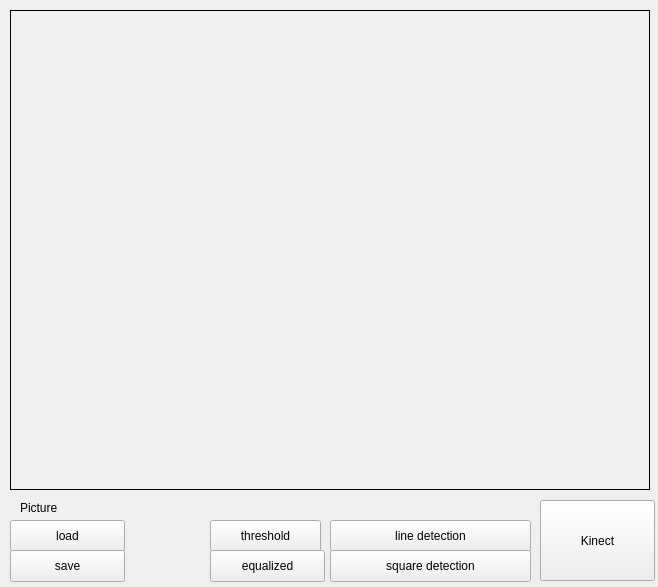
Old version of the form ui/mainwindow.ui in the repository najlepsiwebdesigner/opencv-lab.
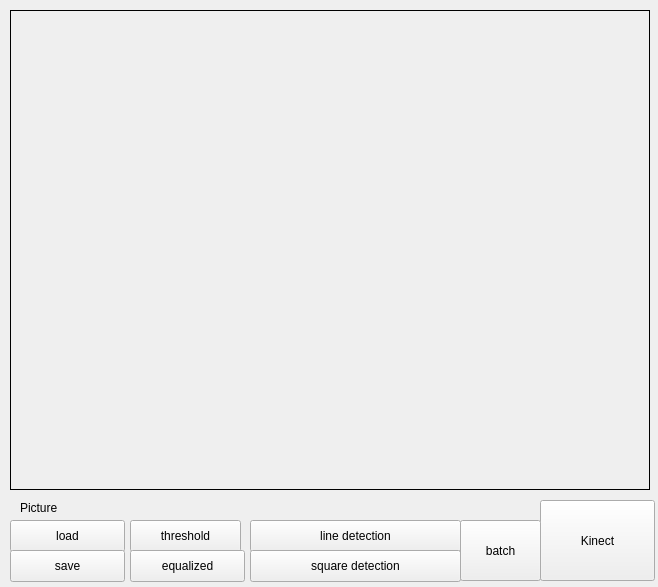
New version of the form.

Commit message: add new window for image batch processing

The edit to the form file:
```diff
--- a/ui/mainwindow.ui
+++ b/ui/mainwindow.ui
@@ -124,7 +124,7 @@
    <widget class="QPushButton" name="thresholdButton">
     <property name="geometry">
      <rect>
-      <x>210</x>
+      <x>130</x>
       <y>520</y>
       <width>111</width>
       <height>32</height>
@@ -137,9 +137,9 @@
    <widget class="QPushButton" name="showLines">
     <property name="geometry">
      <rect>
-      <x>330</x>
+      <x>250</x>
       <y>520</y>
-      <width>201</width>
+      <width>211</width>
       <height>32</height>
      </rect>
     </property>
@@ -150,9 +150,9 @@
    <widget class="QPushButton" name="showSquares">
     <property name="geometry">
      <rect>
-      <x>330</x>
+      <x>250</x>
       <y>550</y>
-      <width>201</width>
+      <width>211</width>
       <height>32</height>
      </rect>
     </property>
@@ -163,7 +163,7 @@
    <widget class="QPushButton" name="showEqualized">
     <property name="geometry">
      <rect>
-      <x>210</x>
+      <x>130</x>
       <y>550</y>
       <width>115</width>
       <height>32</height>
@@ -173,6 +173,19 @@
      <string>equalized</string>
     </property>
    </widget>
+   <widget class="QPushButton" name="batchWindow">
+    <property name="geometry">
+     <rect>
+      <x>460</x>
+      <y>520</y>
+      <width>81</width>
+      <height>61</height>
+     </rect>
+    </property>
+    <property name="text">
+     <string>batch</string>
+    </property>
+   </widget>
   </widget>
  </widget>
  <resources/>
```
The commit also changes 8 other files.
